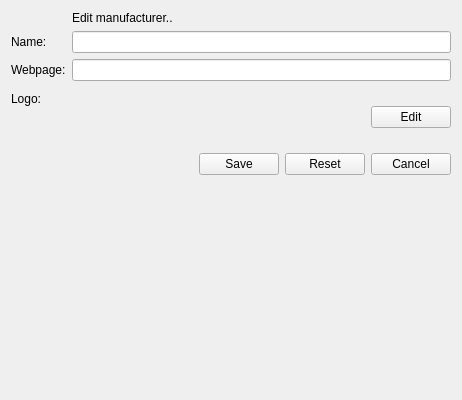
Above: client/uiforms/manufacturer_edit.ui from Wolframe/configurator before the change. Below: the same form after it.
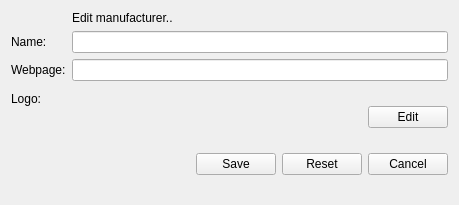
That is the form after the change. Icons and pictures are not drawn.

What changed in the file:
```diff
--- a/client/uiforms/manufacturer_edit.ui
+++ b/client/uiforms/manufacturer_edit.ui
@@ -6,8 +6,8 @@
    <rect>
     <x>0</x>
     <y>0</y>
-    <width>462</width>
-    <height>400</height>
+    <width>459</width>
+    <height>205</height>
    </rect>
   </property>
   <property name="windowTitle">
```
Left out of the diff: 9 changed lines with no effect on the pictures.
